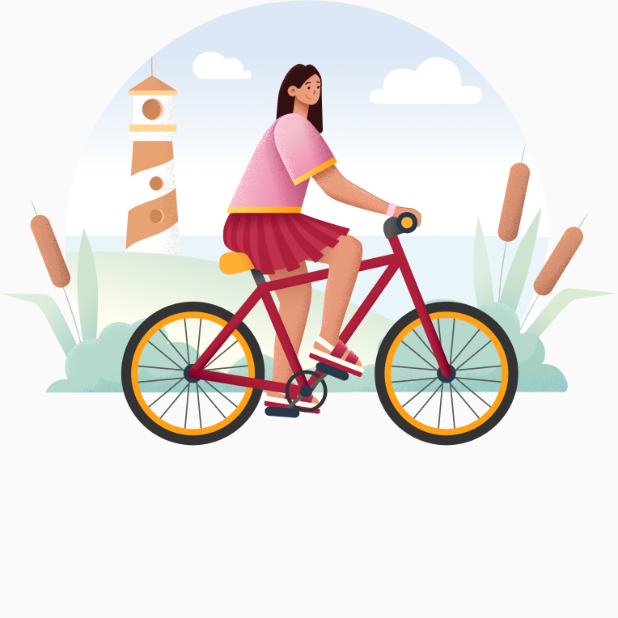
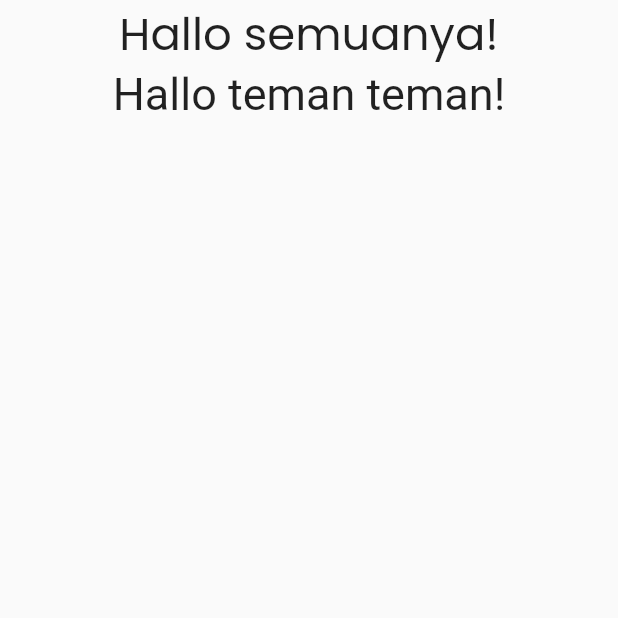
Before and after one commit to andytinto/flutter_web, a Flutter app: the screen it shows after launch, on a phone screen of 412 x 824 dp, the top half of it. Run offline on Flutter 3.47's test engine with Material 2 defaults, Android fonts, the phone set to English and light mode, and no system bars; our stand-ins replace google_fonts.

Commit message:
add text for menu in the project

```diff
--- a/lib/main.dart
+++ b/lib/main.dart
@@ -1,4 +1,5 @@
 import 'package:flutter/material.dart';
+import 'package:google_fonts/google_fonts.dart';
 
 void main() => runApp(MyApp());
 
@@ -8,9 +9,19 @@ class MyApp extends StatelessWidget {
   @override
   Widget build(BuildContext context) {
     return MaterialApp(
-      home: Scaffold(
-        body: Image.asset('assets/illustration.png'),
-      ),
-    );
+        home: Scaffold(
+            body: Column(
+      children: [
+        Center(
+            child: Text('Hallo semuanya!',
+                style: GoogleFonts.poppins(fontSize: 30))),
+        Center(
+          child: Text(
+            'Hallo teman teman!',
+            style: TextStyle(fontSize: 30),
+          ),
+        )
+      ],
+    )));
   }
 }
--- a/pubspec.yaml
+++ b/pubspec.yaml
@@ -28,6 +28,7 @@ dependencies:
   # The following adds the Cupertino Icons font to your application.
   # Use with the CupertinoIcons class for iOS style icons.
   cupertino_icons: ^1.0.2
+  google_fonts: ^2.1.0
 
 dev_dependencies:
   flutter_test:
```
Also changed, not shown: pubspec.lock.
